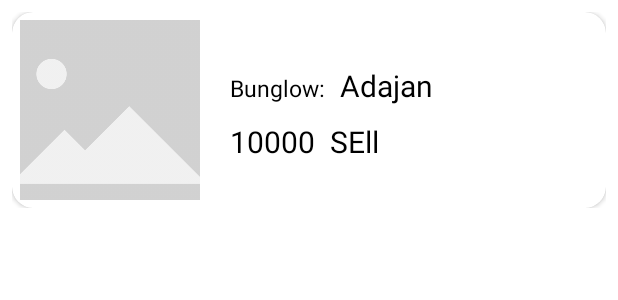
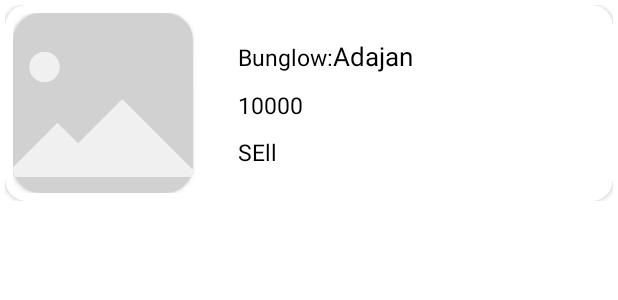
Before and after one commit to ayazpatel/ApnaGhar, an Android app: the layout item_buy_sell.xml on its own in the app's theme, with its tools: preview values and no code run, on a phone screen of 412 x 824 dp. Shown: the top 300 px of the screen. Run offline under Robolectric (Android 15) with nearby library versions, the phone set to English and light mode, and no system bars; network calls fail.

Commit message:
Improving Ui Bugs

```diff
--- a/app/src/main/res/layout/fragment_home.xml
+++ b/app/src/main/res/layout/fragment_home.xml
@@ -14,7 +14,7 @@
             android:layout_height="wrap_content"
             android:text="OFFERS "
             android:textColor="@color/black"
-            android:textSize="18sp">
+            android:textSize="20sp">
         </TextView>
 
         <androidx.viewpager2.widget.ViewPager2
@@ -168,7 +168,6 @@
                 android:layout_height="match_parent"
                 android:orientation="horizontal">
                 <androidx.recyclerview.widget.RecyclerView
-                    android:layout_marginTop="15dp"
                     android:id="@+id/recyclerViewRent"
                     android:layout_width="match_parent"
                     android:layout_height="wrap_content"
@@ -188,6 +187,7 @@
         <androidx.cardview.widget.CardView
             app:cardCornerRadius="15dp"
             app:cardElevation="4dp"
+            android:layout_marginBottom="80dp"
             android:layout_width="match_parent"
             android:background="#E9FCFF"
             android:layout_height="wrap_content">
@@ -201,7 +201,6 @@
                     android:layout_height="wrap_content"
                     android:layout_marginTop="15dp"
                     android:orientation="vertical"
-                    android:layout_marginBottom="60dp"
                     android:padding="5dp" />
             </LinearLayout>
         </androidx.cardview.widget.CardView>
--- a/app/src/main/res/layout/item_buy_sell.xml
+++ b/app/src/main/res/layout/item_buy_sell.xml
@@ -3,7 +3,7 @@
     android:layout_height="wrap_content"
     xmlns:app="http://schemas.android.com/apk/res-auto"
     android:orientation="vertical"
-    android:padding="8dp">
+    android:padding="3dp">
     <androidx.cardview.widget.CardView
         android:layout_width="match_parent"
         android:layout_height="wrap_content"
@@ -16,12 +16,17 @@
             android:orientation="horizontal"
             android:layout_width="match_parent"
             android:layout_height="wrap_content">
-            <ImageView
-                android:id="@+id/buySEll_imageViewSEll"
+            <androidx.cardview.widget.CardView
                 android:layout_width="120dp"
-                android:layout_height="120dp"
-                android:src="@drawable/placeholder_image"
-                android:scaleType="centerCrop" />
+                app:cardCornerRadius="18dp"
+                android:layout_height="120dp">
+                <ImageView
+                    android:id="@+id/buySEll_imageViewSEll"
+                    android:layout_width="match_parent"
+                    android:layout_height="match_parent"
+                    android:src="@drawable/placeholder_image"
+                    android:scaleType="centerCrop" />
+            </androidx.cardview.widget.CardView>
             <TextView
                 android:id="@+id/buySEll_textViewIdSEll"
                 android:layout_width="wrap_content"
@@ -31,12 +36,13 @@
             <LinearLayout
                 android:layout_width="match_parent"
                 android:orientation="vertical"
+                android:padding="10dp"
+                android:gravity="center"
                 android:layout_marginLeft="20dp"
                 android:layout_height="match_parent">
                 <LinearLayout
                     android:orientation="horizontal"
-                    android:layout_width="wrap_content"
-                    android:layout_marginTop="30dp"
+                    android:layout_width="match_parent"
                     android:layout_height="wrap_content">
                     <TextView
                         android:id="@+id/buySEll_textViewBS_TypeSEll"
@@ -49,14 +55,14 @@
                         android:id="@+id/buySEll_textViewLandmarkSEll"
                         android:layout_width="wrap_content"
                         android:layout_height="wrap_content"
-                        android:layout_marginLeft="10dp"
-                        android:textSize="20dp"
+                        android:textSize="17dp"
+                        android:maxLines="1"
                         android:textColor="@color/black"
                         android:text="Adajan" />
                 </LinearLayout>
                 <LinearLayout
-                    android:orientation="horizontal"
-                    android:layout_width="120dp"
+                    android:orientation="vertical"
+                    android:layout_width="match_parent"
                     android:layout_marginTop="10dp"
                     android:layout_height="wrap_content">
                     <TextView
@@ -64,16 +70,17 @@
                         android:id="@+id/buySEll_textViewPriceSEll"
                         android:layout_width="wrap_content"
                         android:layout_height="wrap_content"
-                        android:textSize="20dp"
+                        android:textSize="15dp"
                         android:textColor="@color/black"
+                        android:maxLines="1"
                         android:text="10000" />
                     <TextView
                         android:layout_alignParentLeft="true"
                         android:id="@+id/buySEll_textViewBS_ForSEll"
                         android:layout_width="wrap_content"
                         android:layout_height="wrap_content"
-                        android:layout_marginLeft="10dp"
-                        android:textSize="20dp"
+                        android:textSize="15dp"
+                        android:layout_marginTop="10dp"
                         android:textColor="@color/black"
                         android:text="SEll"/>
                 </LinearLayout>
```
Also changed, not shown: app/src/main/res/layout/item_buy_rent.xml (+12 -8 lines), app/src/main/res/layout/item_home_category.xml (+6 -3 lines), app/src/main/res/drawable/sttrr.png (added).
